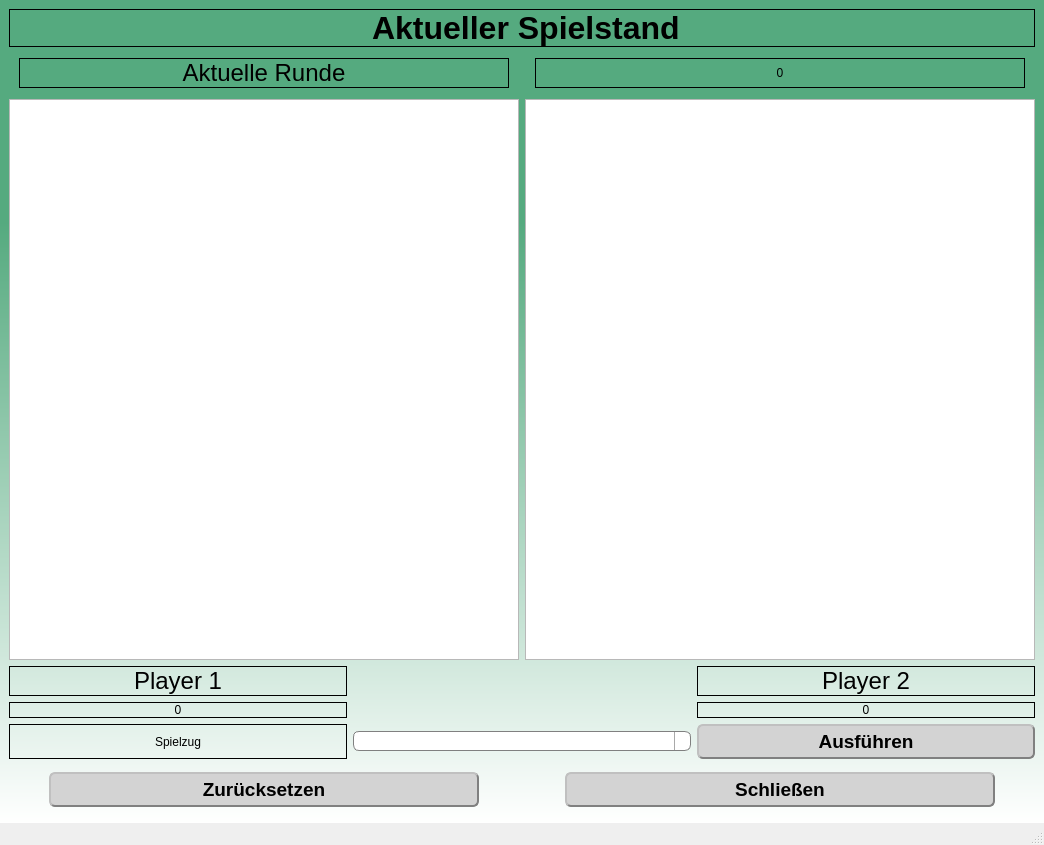
Above: client/mainwindow.ui from pprzidal/rps-multiplayer before the change. Below: the same form after it.
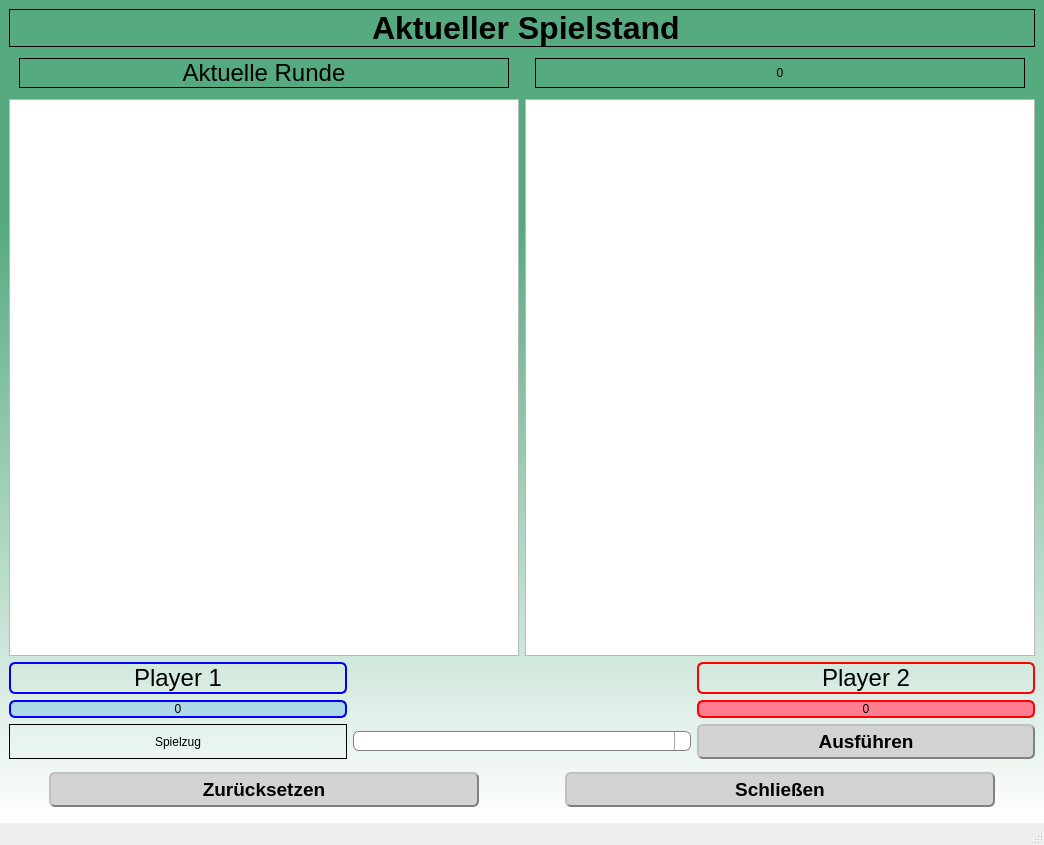
That is the form after the change. Icons and pictures are not drawn.

Diff of the .ui file:
```diff
--- a/client/mainwindow.ui
+++ b/client/mainwindow.ui
@@ -96,7 +96,7 @@
 	margin: 5% 10%;
 }
 
-QLabel#plabel {
+QLabel#p1label {
 	min-height: 4em;
 	border-style: solid;
 	border-width: 2px;
@@ -104,7 +104,7 @@
 	border-color: blue
 }
 
-QLabel#pPoints {
+QLabel#p1Points {
 	min-height: 9em;
 	background-color: lightblue;
 	border-style: solid;
@@ -113,14 +113,14 @@
 	border-color: blue
 }
 
-QLabel#clabel {
+QLabel#p2label {
 	border-style: solid;
 	border-width: 2px;
 	border-radius: 6px;
 	border-color: red
 }
 
-QLabel#cPoints {
+QLabel#p2Points {
 	background-color: rgb(255, 125, 145);
 	border-style: solid;
 	border-width: 2px;
```
